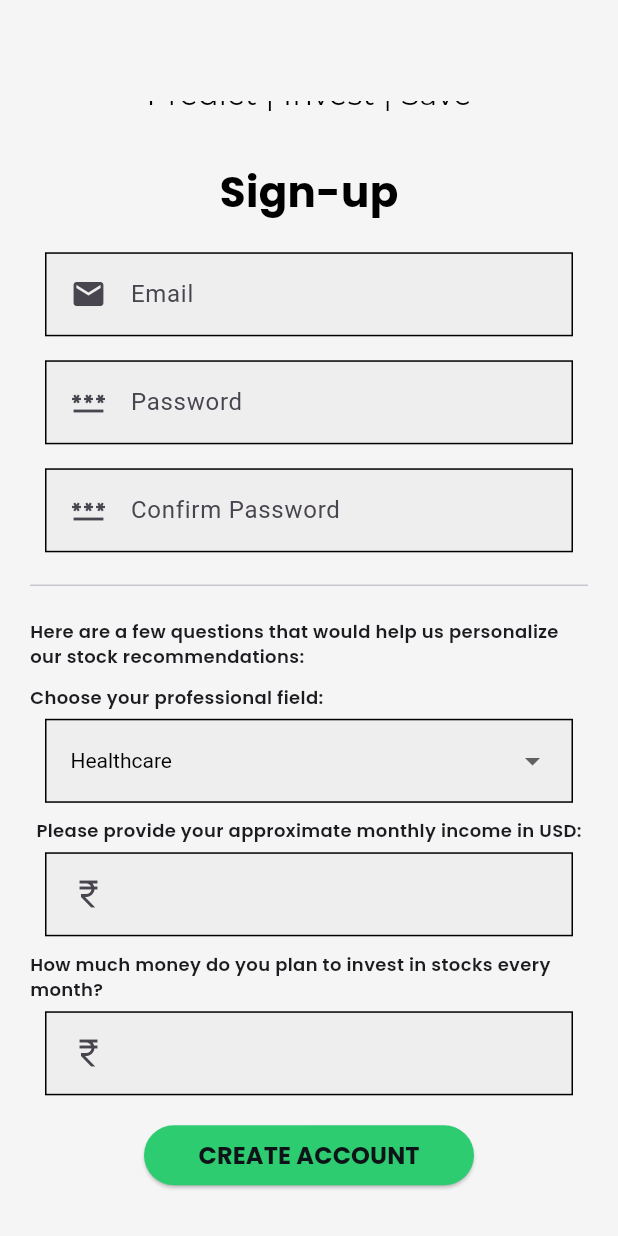
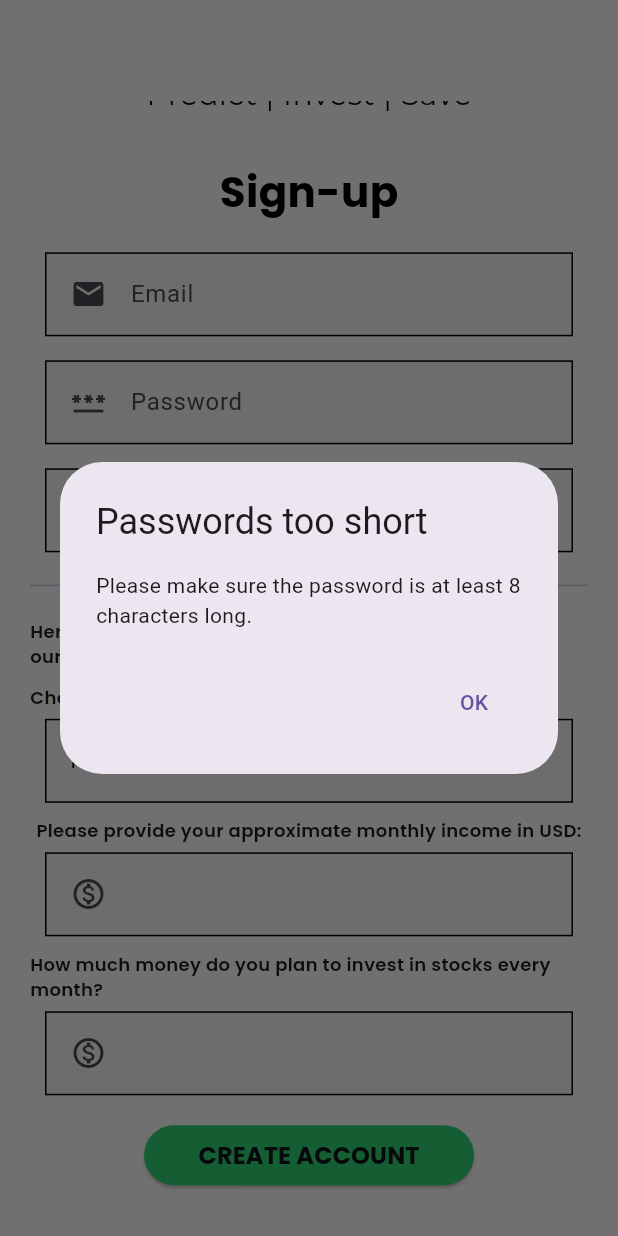
Before and after one commit to kingslayer1312/FinSage, a Flutter app: the SignUpPage screen opened directly, scrolled down 255 dp, after a tap on "CREATE ACCOUNT", on a phone screen of 412 x 824 dp. Run offline on Flutter 3.47's test engine with Material 3 defaults, Android fonts, the phone set to English and light mode, and no system bars; our stand-ins replace cloud_firestore, firebase_auth, firebase_core, google_fonts, google_generative_ai, shared_preferences; accounts and stored records are empty; network calls fail; statements that could not run were skipped.

Commit message:
added warnings in signup page, added snack bar in chatbot

```diff
--- a/lib/presentation/signup_page.dart
+++ b/lib/presentation/signup_page.dart
@@ -29,7 +29,7 @@
 
   Future signUp() async {
     if ((_passwordController.text.trim() == _confirmPasswordController.text.trim()) && _passwordController.text.trim().isNotEmpty) {
-      final newUser = await FirebaseAuth.instance.createUserWithEmailAndPassword(
+      await FirebaseAuth.instance.createUserWithEmailAndPassword(
           email: _emailController.text.trim(),
           password: _passwordController.text.trim()
       );
@@ -45,7 +45,51 @@
         context,
         MaterialPageRoute(builder: (context) => Navigation())
       );
+    } else if (_passwordController.text.trim() != _confirmPasswordController.text.trim()) {
+      _showPasswordMismatchAlert();
+    } else if ((_passwordController.text.trim() == _confirmPasswordController.text.trim()) && _passwordController.text.trim().length < 8) {
+      _showShortPasswordAlert();
     }
+  }
+
+  void _showPasswordMismatchAlert() {
+    showDialog(
+      context: context,
+      builder: (BuildContext context) {
+        return AlertDialog(
+          title: Text('Passwords do not match'),
+          content: Text('Please make sure the passwords match.'),
+          actions: <Widget>[
+            TextButton(
+              onPressed: () {
+                Navigator.of(context).pop();
+              },
+              child: Text('OK'),
+            ),
+          ],
+        );
+      },
+    );
+  }
+
+  void _showShortPasswordAlert() {
+    showDialog(
+      context: context,
+      builder: (BuildContext context) {
+        return AlertDialog(
+          title: Text('Passwords too short'),
+          content: Text('Please make sure the password is at least 8 characters long.'),
+          actions: <Widget>[
+            TextButton(
+              onPressed: () {
+                Navigator.of(context).pop();
+              },
+              child: Text('OK'),
+            ),
+          ],
+        );
+      },
+    );
   }
 
   @override
@@ -276,7 +320,7 @@
                           child: TextField(
                             controller: _incomeController,
                             decoration: InputDecoration(
-                                icon: Icon(Icons.currency_rupee),
+                                icon: Icon(Icons.monetization_on_outlined),
                                 border: InputBorder.none,
                             ),
                           ),
@@ -314,7 +358,7 @@
                           child: TextField(
                             controller: _monthlyInvestmentController,
                             decoration: InputDecoration(
-                                icon: Icon(Icons.currency_rupee),
+                                icon: Icon(Icons.monetization_on_outlined),
                                 border: InputBorder.none,
                             ),
                           ),
```
Also changed, not shown: lib/presentation/chatbot_page.dart (+7 -0 lines).
